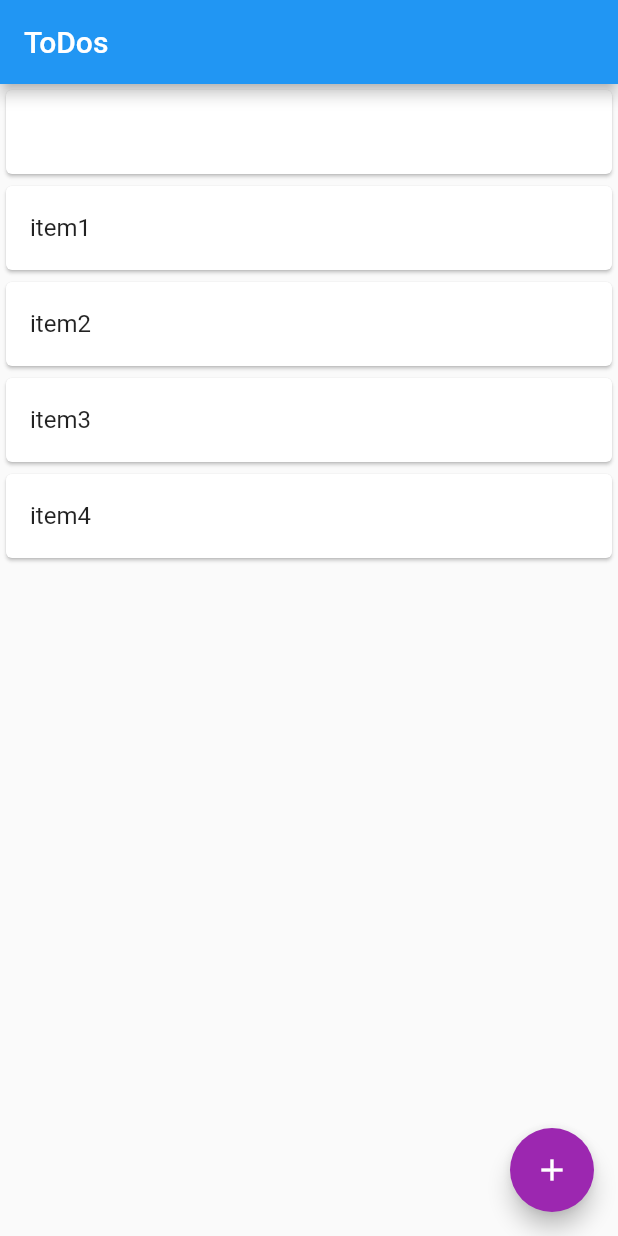
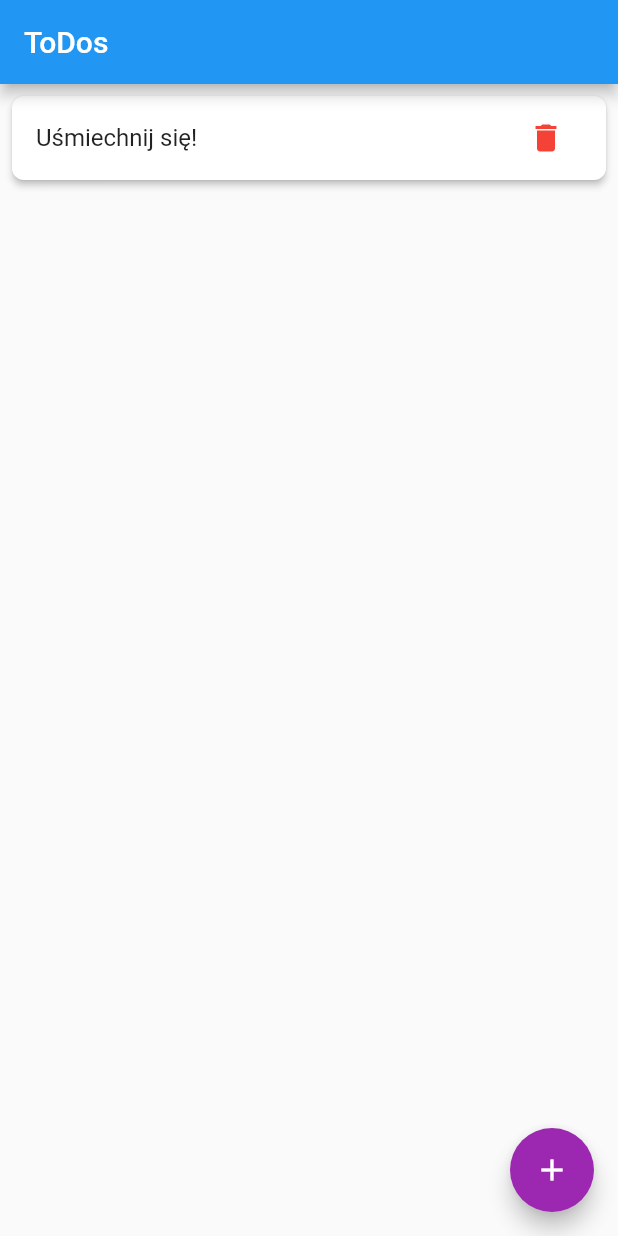
Before and after one commit to KrystianRozdzialik/todo_dart, a Flutter app: the screen it shows after launch, on a phone screen of 412 x 824 dp. Run offline on Flutter 3.47's test engine with Material 2 defaults, Android fonts, the phone set to English and light mode, and no system bars.

```diff
--- a/lib/main.dart
+++ b/lib/main.dart
@@ -21,18 +21,19 @@ class MyApp extends StatefulWidget {
 class _MyAppState extends State<MyApp> {
   //List todo = List();
 
+  //final List<String> items = List<String>.generate(10000, (i) => '$i');
   String input = "";
 
-  var todo = [""];
+  var todo = ["Uśmiechnij się!"];
 
-  @override
-  void initState() {
-    super.initState();
-    todo.add("item1");
-    todo.add("item2");
-    todo.add("item3");
-    todo.add("item4");
-  }
+  // @override
+  // void initState() {
+  //   super.initState();
+  //   todo.add("item1");
+  //   todo.add("item2");
+  //   todo.add("item3");
+  //   todo.add("item4");
+  // }
 
   @override
   Widget build(BuildContext context) {
@@ -45,12 +46,24 @@ class _MyAppState extends State<MyApp> {
               context: context,
               builder: (BuildContext context){
                 return AlertDialog(
+                  shape: RoundedRectangleBorder(
+                      borderRadius: BorderRadius.circular(8)),
                   title: Text("Add ToDo"),
                   content: TextField(
-                    onChanged: (String value ){
+                    onChanged: (String value) {
                       input = value;
                     },
                   ),
+                  actions: <Widget>[
+                    TextButton(
+                      onPressed: () {
+                        setState(() {
+                          todo.add(input);
+                        });
+                        Navigator.of(context).pop();
+                      },
+                      child: Text("Add"))
+                  ],
               );
             });
         },
@@ -60,12 +73,27 @@ class _MyAppState extends State<MyApp> {
         ),
       ),
       body: ListView.builder(
-          itemCount:todo.length,
-          itemBuilder: (BuildContext context, int index){
-            return Dismissible(key: Key(todo[index]),
+          itemCount: todo.length,
+          itemBuilder: (BuildContext context, int index) {
+            return Dismissible(
+                key: Key(todo[index]),
                 child: Card(
+                  elevation: 2,
+                  margin: EdgeInsets.all(8),
+                  shape: RoundedRectangleBorder(borderRadius:
+                  BorderRadius.circular(8)),
                   child: ListTile(
                     title: Text(todo[index]),
+                    trailing: IconButton(
+                      icon: Icon(
+                          Icons.delete,
+                          color: Colors.red
+                      ),
+                      onPressed: (){
+                        setState(() {
+                          todo.removeAt(index);
+                        });
+                      }),
                   ),
                 ));
           }),
```
